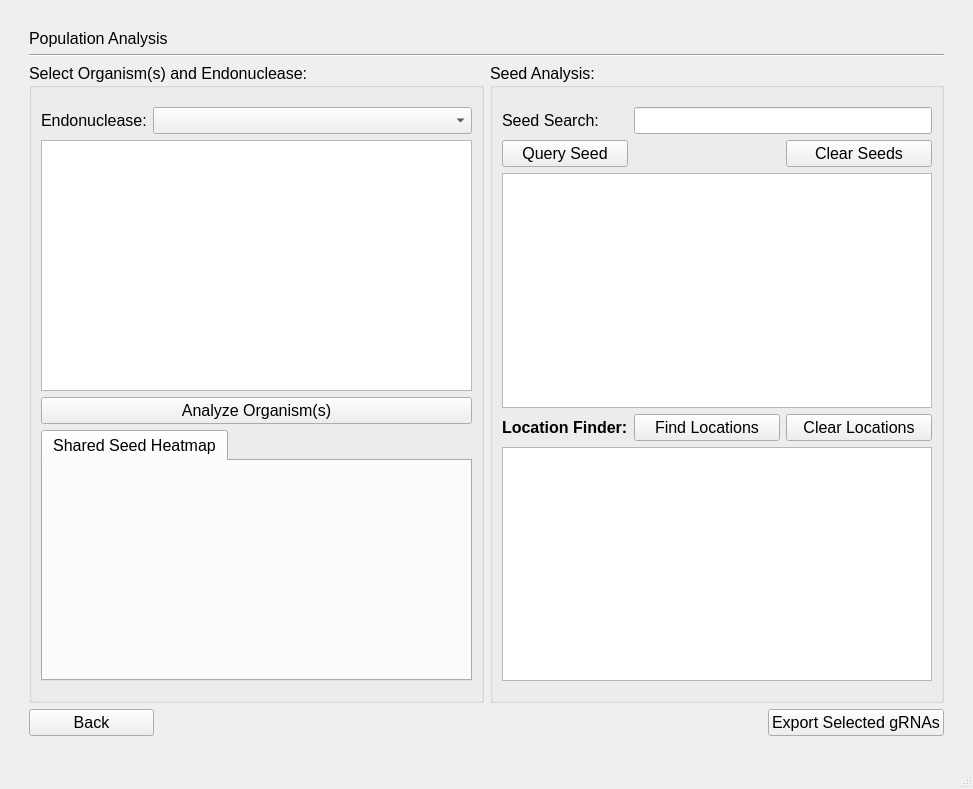
Old version of the form pop.ui in the repository TrinhLab/CASPERapp.
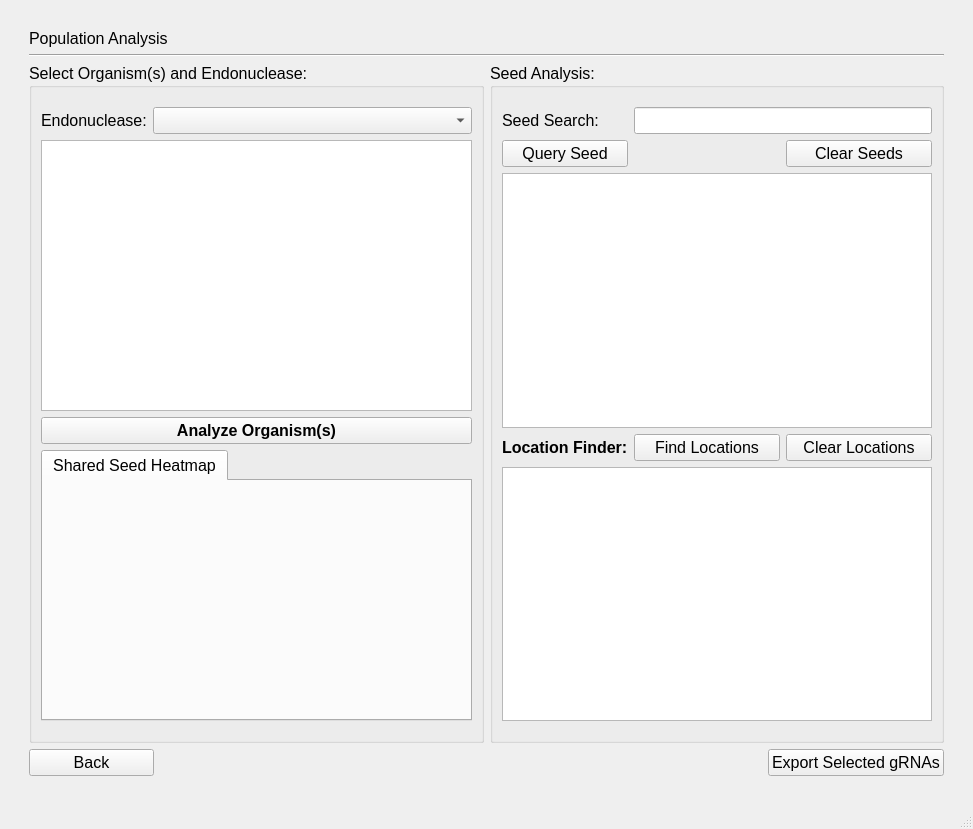
New version of the form.

```diff
--- a/pop.ui
+++ b/pop.ui
@@ -7,7 +7,7 @@
     <x>0</x>
     <y>0</y>
     <width>973</width>
-    <height>789</height>
+    <height>829</height>
    </rect>
   </property>
   <property name="font">
@@ -61,6 +61,12 @@
         <layout class="QGridLayout" name="gridLayout_6">
          <item row="3" column="0" colspan="2">
           <widget class="QPushButton" name="analyze_button">
+           <property name="font">
+            <font>
+             <weight>75</weight>
+             <bold>true</bold>
+            </font>
+           </property>
            <property name="text">
             <string>Analyze Organism(s)</string>
            </property>
```
